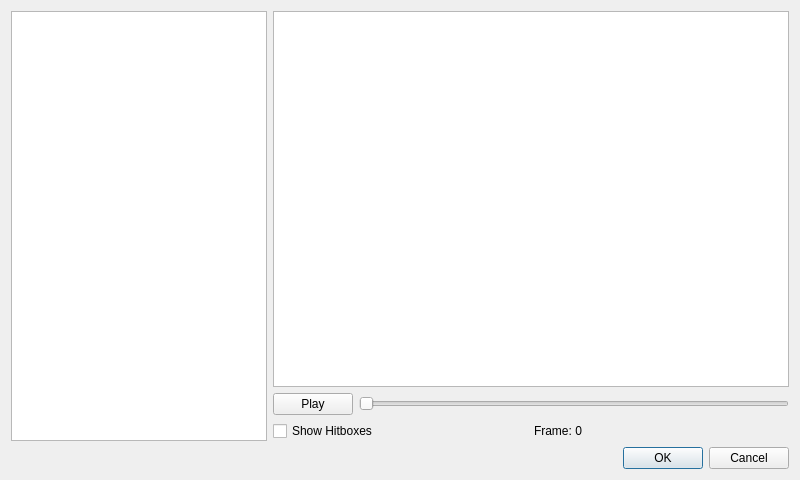
First picture: the form in dsvedit/animation_editor.ui, repository LagoLunatic/DSVEdit, before the edit.
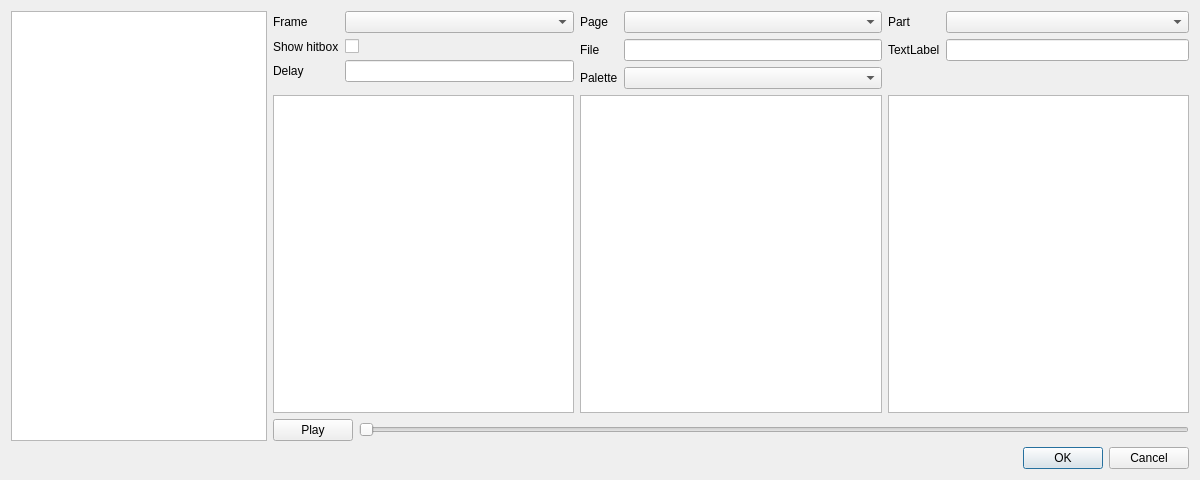
Second picture: the form after the edit.

Commit message: Animation editor: Display parts and gfx pages

Diff of the .ui file:
```diff
--- a/dsvedit/animation_editor.ui
+++ b/dsvedit/animation_editor.ui
@@ -6,7 +6,7 @@
    <rect>
     <x>0</x>
     <y>0</y>
-    <width>800</width>
+    <width>1200</width>
     <height>480</height>
    </rect>
   </property>
@@ -29,7 +29,125 @@
      <item>
       <layout class="QVBoxLayout" name="verticalLayout_2">
        <item>
-        <widget class="QGraphicsView" name="frame_graphics_view"/>
+        <layout class="QVBoxLayout" name="verticalLayout_3">
+         <item>
+          <layout class="QVBoxLayout" name="verticalLayout_9">
+           <item>
+            <layout class="QHBoxLayout" name="horizontalLayout_3" stretch="1,1,1">
+             <item>
+              <layout class="QFormLayout" name="formLayout_3">
+               <item row="1" column="0">
+                <widget class="QLabel" name="label_5">
+                 <property name="text">
+                  <string>Show hitbox</string>
+                 </property>
+                </widget>
+               </item>
+               <item row="0" column="0">
+                <widget class="QLabel" name="label_6">
+                 <property name="text">
+                  <string>Frame</string>
+                 </property>
+                </widget>
+               </item>
+               <item row="0" column="1">
+                <widget class="QComboBox" name="frame_index"/>
+               </item>
+               <item row="1" column="1">
+                <widget class="QCheckBox" name="show_hitbox">
+                 <property name="text">
+                  <string/>
+                 </property>
+                </widget>
+               </item>
+               <item row="2" column="1">
+                <widget class="QLineEdit" name="frame_delay"/>
+               </item>
+               <item row="2" column="0">
+                <widget class="QLabel" name="label_8">
+                 <property name="text">
+                  <string>Delay</string>
+                 </property>
+                </widget>
+               </item>
+              </layout>
+             </item>
+             <item>
+              <layout class="QFormLayout" name="formLayout">
+               <item row="0" column="1">
+                <widget class="QComboBox" name="gfx_page_index"/>
+               </item>
+               <item row="0" column="0">
+                <widget class="QLabel" name="label">
+                 <property name="text">
+                  <string>Page</string>
+                 </property>
+                </widget>
+               </item>
+               <item row="1" column="1">
+                <widget class="QLineEdit" name="gfx_file_name"/>
+               </item>
+               <item row="1" column="0">
+                <widget class="QLabel" name="label_2">
+                 <property name="text">
+                  <string>File</string>
+                 </property>
+                </widget>
+               </item>
+               <item row="2" column="1">
+                <widget class="QComboBox" name="palette_index"/>
+               </item>
+               <item row="2" column="0">
+                <widget class="QLabel" name="label_7">
+                 <property name="text">
+                  <string>Palette</string>
+                 </property>
+                </widget>
+               </item>
+              </layout>
+             </item>
+             <item>
+              <layout class="QFormLayout" name="formLayout_2">
+               <item row="1" column="0">
+                <widget class="QLabel" name="label_3">
+                 <property name="text">
+                  <string>TextLabel</string>
+                 </property>
+                </widget>
+               </item>
+               <item row="0" column="0">
+                <widget class="QLabel" name="label_4">
+                 <property name="text">
+                  <string>Part</string>
+                 </property>
+                </widget>
+               </item>
+               <item row="0" column="1">
+                <widget class="QComboBox" name="part_index"/>
+               </item>
+               <item row="1" column="1">
+                <widget class="QLineEdit" name="lineEdit_2"/>
+               </item>
+              </layout>
+             </item>
+            </layout>
+           </item>
+           <item>
+            <layout class="QHBoxLayout" name="horizontalLayout_5" stretch="1,1,1">
+             <item>
+              <widget class="QGraphicsView" name="frame_graphics_view"/>
+             </item>
+             <item>
+              <widget class="QGraphicsView" name="gfx_file_graphics_view"/>
+             </item>
+             <item>
+              <widget class="QGraphicsView" name="part_graphics_view"/>
+             </item>
+            </layout>
+           </item>
+          </layout>
+         </item>
+        </layout>
        </item>
        <item>
         <layout class="QHBoxLayout" name="horizontalLayout">
@@ -49,24 +167,6 @@
          </item>
         </layout>
        </item>
-       <item>
-        <layout class="QHBoxLayout" name="horizontalLayout_2">
-         <item>
-          <widget class="QCheckBox" name="show_hitboxes">
-           <property name="text">
-            <string>Show Hitboxes</string>
-           </property>
-          </widget>
-         </item>
-         <item>
-          <widget class="QLabel" name="frame_label">
-           <property name="text">
-            <string>Frame: 0</string>
-           </property>
-          </widget>
-         </item>
-        </layout>
-       </item>
       </layout>
      </item>
     </layout>
```
The commit also changes 4 other files.
